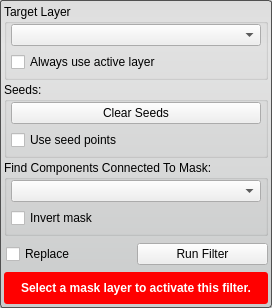
First picture: the form in src/Interface/ToolInterface/ConnectedComponentFilterInterface.ui, repository rblake/seg3d2, before the edit.
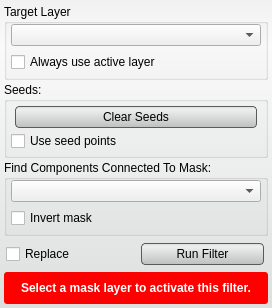
Second picture: the form after the edit. Custom widgets are drawn as their Qt base class.

```diff
--- a/src/Interface/ToolInterface/ConnectedComponentFilterInterface.ui
+++ b/src/Interface/ToolInterface/ConnectedComponentFilterInterface.ui
@@ -22,8 +22,28 @@
   <property name="styleSheet">
    <string notr="true">QWidget#ConnectedComponentFilterInterface{
 	border-radius: 3px;
-	border: 1px solid rgb(80, 80,80);
-	background-color: qlineargradient(spread:pad, x1:0.5, y1:0, x2:0.5, y2:0.960227, stop:0 rgba(221, 221, 221, 255), stop:0.155779 rgba(228, 228, 228, 255), stop:1 rgba(202, 204, 204, 255));      
+	background-color: qlineargradient(spread:pad, x1:0.5, y1:0, x2:0.5, y2:0.960227, stop:0 rgba(241, 241, 241, 255), stop:0.155779 rgba(250, 250, 250, 255), stop:1 rgba(222, 224, 224, 255));       
+}
+
+QPushButton{
+	background-color: qlineargradient(spread:pad, x1:0.5, y1:0, x2:0.5, y2:0.960227, stop:0 rgba(221, 221, 221, 255), stop:0.155779 rgba(238, 238, 238, 255), stop:1 rgba(192, 194, 194, 255));
+	border-radius: 4px;
+	border: 1px solid rgb(90, 90, 90);
+	margin:4px;
+}
+
+QPushButton:hover{
+	background-color: qlineargradient(spread:pad, x1:0.5, y1:0, x2:0.5, y2:1, stop:0 rgba(195, 195, 195, 255), stop:0.253769 rgba(206, 206, 206, 255), stop:1 rgba(185, 185, 185, 255));
+	border-radius: 4px;
+	border: 1px solid rgb(90, 90, 90);
+	margin:4px;
+}
+
+QPushButton:pressed{
+	background-color: qlineargradient(spread:pad, x1:0.5, y1:0, x2:0.5, y2:1, stop:0 rgba(150, 150, 150, 255), stop:0.753769 rgba(206, 206, 206, 255), stop:1 rgba(185, 185, 185, 255));
+	border-radius: 4px;
+	border: 1px solid rgb(90, 90, 90);
+	margin:4px;
 }</string>
   </property>
   <layout class="QVBoxLayout" name="verticalLayout">
@@ -145,6 +165,12 @@
           <verstretch>0</verstretch>
          </sizepolicy>
         </property>
+        <property name="minimumSize">
+         <size>
+          <width>0</width>
+          <height>30</height>
+         </size>
+        </property>
         <property name="text">
          <string>Clear Seeds</string>
         </property>
@@ -297,6 +323,12 @@
           <verstretch>0</verstretch>
          </sizepolicy>
         </property>
+        <property name="minimumSize">
+         <size>
+          <width>0</width>
+          <height>30</height>
+         </size>
+        </property>
         <property name="text">
          <string>Run Filter</string>
         </property>
```
